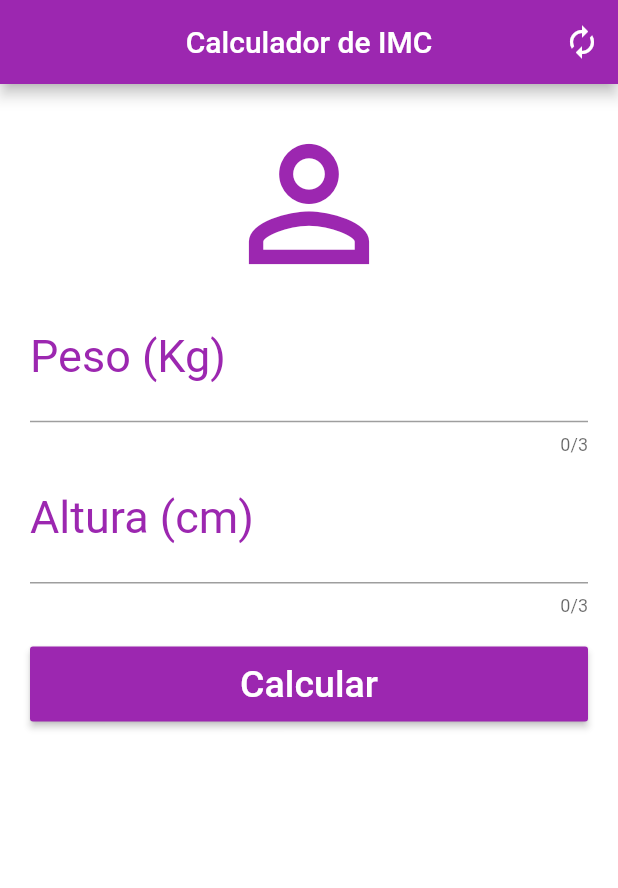
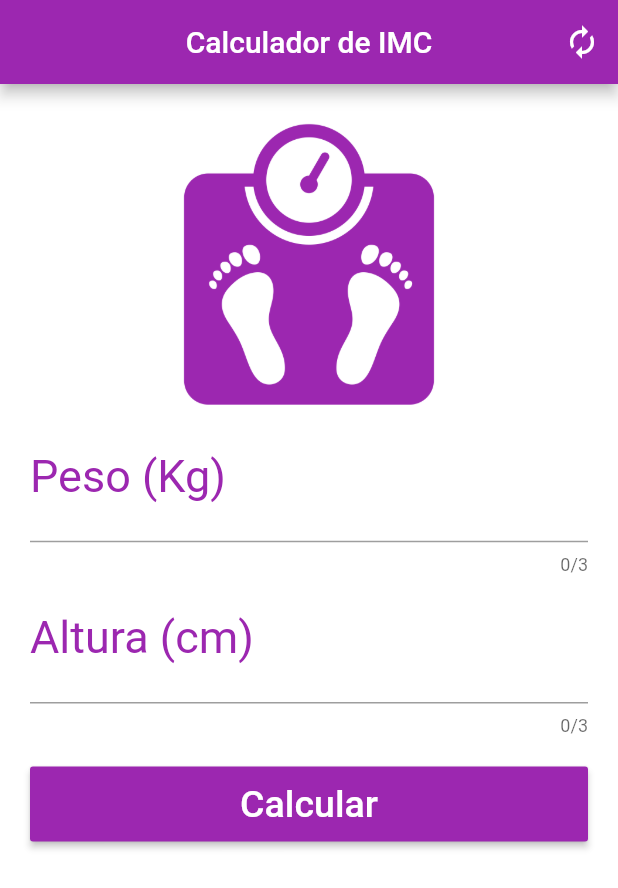
Before and after one commit to professorgilmagro/flutter-calculadora-imc, a Flutter app: the screen it shows after launch, on a phone screen of 412 x 824 dp. Shown: the top 888 px of the screen. Run offline on Flutter 3.47's test engine with Material 2 defaults, Android fonts, the phone set to English and light mode, and no system bars.

Commit message:
Adiciona image para utilização como icone principal

```diff
--- a/lib/home/index.dart
+++ b/lib/home/index.dart
@@ -1,6 +1,7 @@
 import 'package:calculadora_imc/Calculator.dart';
 import 'package:calculadora_imc/home/results.dart';
 import 'package:flutter/material.dart';
+import 'package:flutter/painting.dart';
 
 class Home extends StatefulWidget {
   @override
@@ -62,11 +63,10 @@ class _HomeState extends State<Home> {
               child: Column(
                   crossAxisAlignment: CrossAxisAlignment.stretch,
                   children: [
-                    Icon(
-                      Icons.person_outline,
-                      size: 120,
-                      color: Colors.purple,
-                    ),
+                    Image.asset('assets/images/balance_weight.png',
+                        color: Colors.purple,
+                        alignment: Alignment.center,
+                        height: 200),
                     TextFormField(
                         controller: this.weightController,
                         validator: (value) {
--- a/pubspec.yaml
+++ b/pubspec.yaml
@@ -49,6 +49,10 @@ flutter:
   #   - images/a_dot_burr.jpeg
   #   - images/a_dot_ham.jpeg
 
+  assets:
+    - assets/images/balance.png
+    - assets/images/balance_weight.png
+
   # An image asset can refer to one or more resolution-specific "variants", see
   # https://flutter.dev/assets-and-images/#resolution-aware.
 
```
Also changed, not shown: assets/images/balance.png (added), assets/images/balance_weight.png (added), assets/images/fat1.png (added), assets/images/fat2.png (added), assets/images/fat3.png (added), assets/images/normal.png (added).
